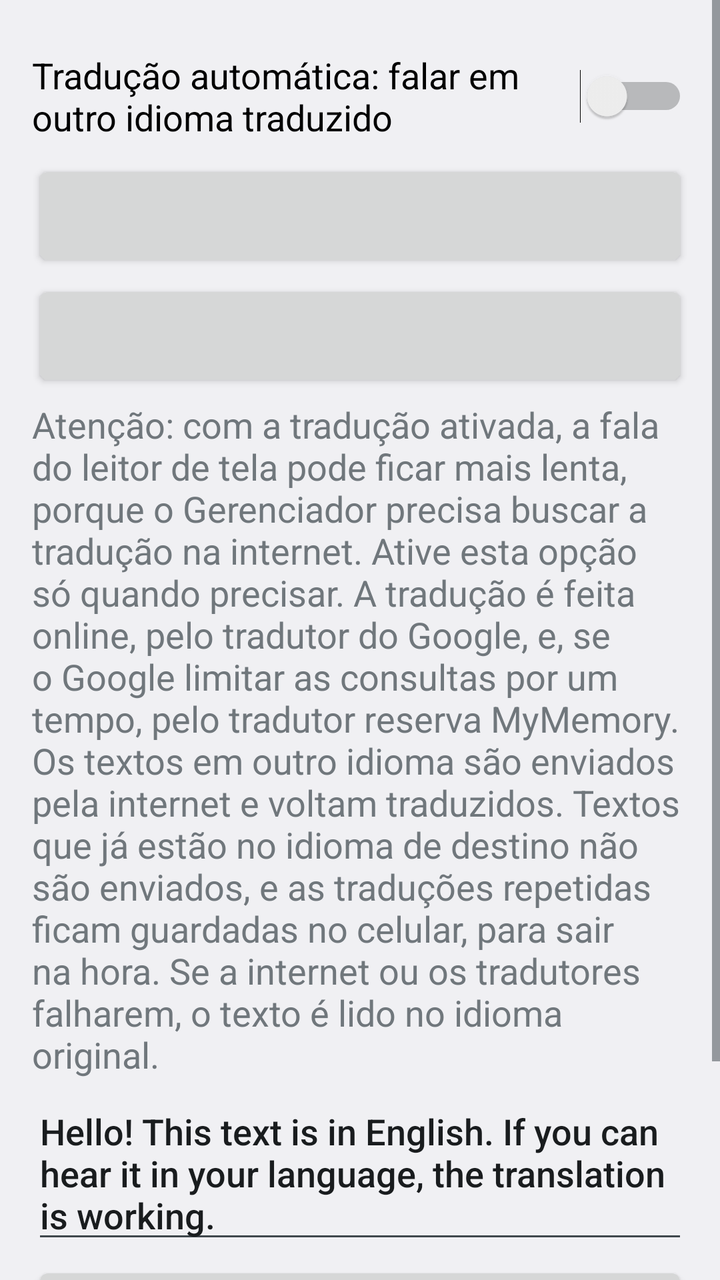
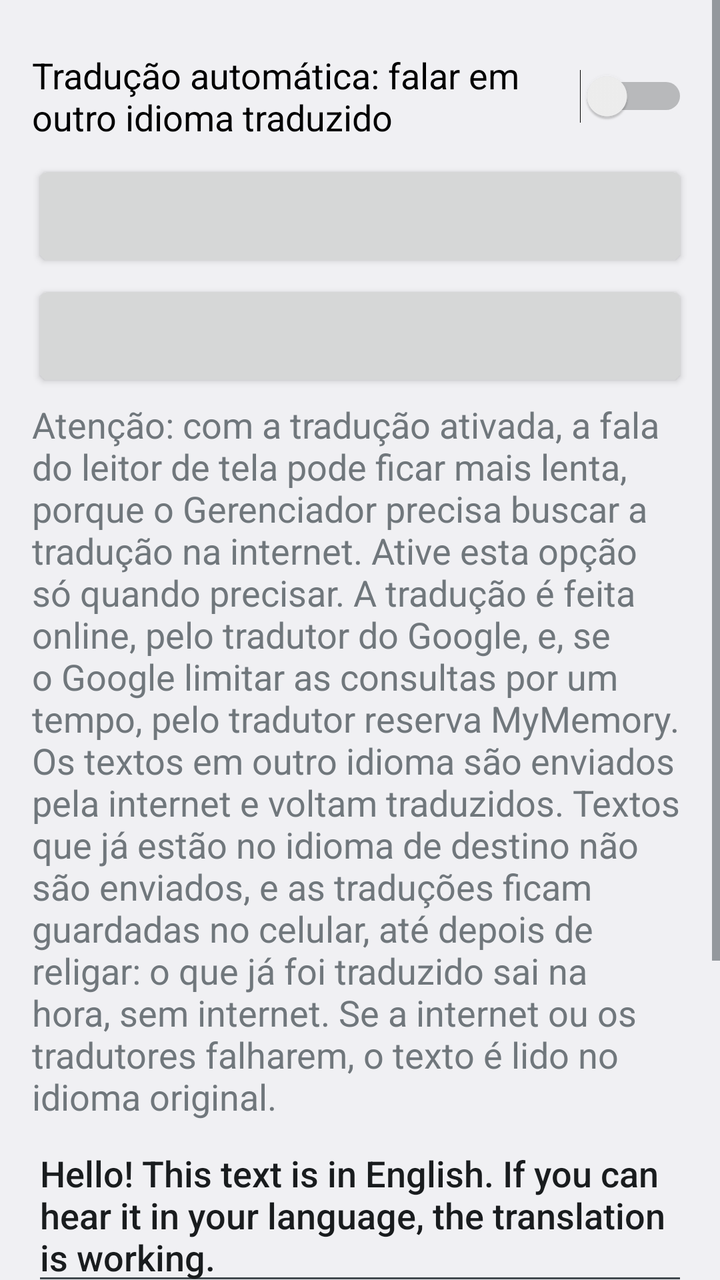

The first picture is an Android layout as it rendered before a commit; the second is the same layout after the commit. The layout source and the unified diff follow.
<!-- AndroidManifest.xml: application theme AppTheme -->
<!-- res/layout/activity_translation.xml -->
<?xml version="1.0" encoding="utf-8"?>
<ScrollView xmlns:android="http://schemas.android.com/apk/res/android"
    android:layout_width="match_parent"
    android:layout_height="match_parent"
    android:fillViewport="true">

    <LinearLayout
        android:layout_width="match_parent"
        android:layout_height="wrap_content"
        android:orientation="vertical"
        android:padding="16dp">

        <Switch
            android:id="@+id/switch_translate"
            style="@style/Row"
            android:text="@string/translate_switch" />

        <Button
            android:id="@+id/btn_source"
            style="@style/Row" />

        <Button
            android:id="@+id/btn_target"
            style="@style/Row" />

        <TextView
            style="@style/Row"
            android:focusable="true"
            android:text="@string/translate_note" />

        <EditText
            android:id="@+id/edit_test"
            style="@style/Row"
            android:hint="@string/hint_test_text"
            android:importantForAutofill="no"
            android:inputType="textMultiLine|textCapSentences"
            android:text="@string/translate_test_text" />

        <Button
            android:id="@+id/btn_test"
            style="@style/Row"
            android:text="@string/translate_listen" />

        <Button
            android:id="@+id/btn_help"
            style="@style/Row"
            android:text="@string/audio_help_button" />
    </LinearLayout>
</ScrollView>
<!-- resources referenced by this layout -->
<resources>
  <string name="audio_help_button">Caso tenha problemas, toque aqui para saber o motivo</string>
  <string name="hint_test_text">Texto para testar a voz</string>
  <string name="translate_listen">Ouvir a tradução</string>
  <string name="translate_note">Atenção: com a tradução ativada, a fala do leitor de tela pode ficar mais lenta, porque o Gerenciador precisa buscar a tradução na internet. Ative esta opção só quando precisar. A tradução é feita online, pelo tradutor do Google, e, se o Google limitar as consultas por um tempo, pelo tradutor reserva MyMemory. Os textos em outro idioma são enviados pela internet e voltam traduzidos. Textos que já estão no idioma de destino não são enviados, e as traduções repetidas ficam guardadas no celular, para sair na hora. Se a internet ou os tradutores falharem, o texto é lido no idioma original.</string>
  <string name="translate_switch">Tradução automática: falar em outro idioma traduzido</string>
  <string name="translate_test_text">Hello! This text is in English. If you can hear it in your language, the translation is working.</string>
  <style name="Row">
          <item name="android:layout_width">match_parent</item>
          <item name="android:layout_height">wrap_content</item>
          <item name="android:minHeight">56dp</item>
          <item name="android:layout_marginTop">4dp</item>
          <item name="android:textSize">18sp</item>
      </style>
  <style name="AppTheme" parent="android:Theme.Material.Light.DarkActionBar" />
</resources>

<!-- the commit's change to res/layout/activity_translation.xml (unified diff, before → after) -->
@@ -42,6 +42,10 @@
             android:text="@string/translate_listen" />
 
         <Button
+            android:id="@+id/btn_clear_saved"
+            style="@style/Row" />
+
+        <Button
             android:id="@+id/btn_help"
             style="@style/Row"
             android:text="@string/audio_help_button" />
<!-- resource entries referenced after the edit -->
@@ -3,7 +3,7 @@
   <string name="audio_help_button">Caso tenha problemas, toque aqui para saber o motivo</string>
   <string name="hint_test_text">Texto para testar a voz</string>
   <string name="translate_listen">Ouvir a tradução</string>
-  <string name="translate_note">Atenção: com a tradução ativada, a fala do leitor de tela pode ficar mais lenta, porque o Gerenciador precisa buscar a tradução na internet. Ative esta opção só quando precisar. A tradução é feita online, pelo tradutor do Google, e, se o Google limitar as consultas por um tempo, pelo tradutor reserva MyMemory. Os textos em outro idioma são enviados pela internet e voltam traduzidos. Textos que já estão no idioma de destino não são enviados, e as traduções repetidas ficam guardadas no celular, para sair na hora. Se a internet ou os tradutores falharem, o texto é lido no idioma original.</string>
+  <string name="translate_note">Atenção: com a tradução ativada, a fala do leitor de tela pode ficar mais lenta, porque o Gerenciador precisa buscar a tradução na internet. Ative esta opção só quando precisar. A tradução é feita online, pelo tradutor do Google, e, se o Google limitar as consultas por um tempo, pelo tradutor reserva MyMemory. Os textos em outro idioma são enviados pela internet e voltam traduzidos. Textos que já estão no idioma de destino não são enviados, e as traduções ficam guardadas no celular, até depois de religar: o que já foi traduzido sai na hora, sem internet. Se a internet ou os tradutores falharem, o texto é lido no idioma original.</string>
   <string name="translate_switch">Tradução automática: falar em outro idioma traduzido</string>
   <string name="translate_test_text">Hello! This text is in English. If you can hear it in your language, the translation is working.</string>
   <style name="Row">
